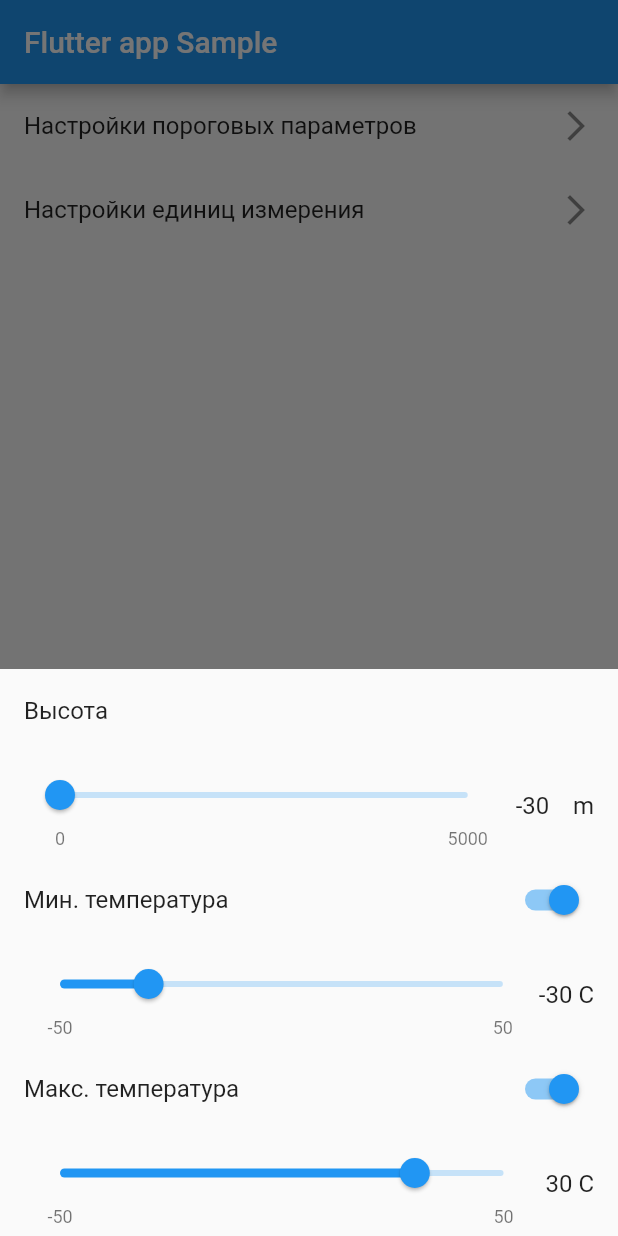
After one commit to megabayt/forecast_app, a Flutter app: the screen it shows after launch, item 5 of the bottom bar chosen, after a tap on "Настройки пороговых параметров", on a phone screen of 412 x 824 dp. The commit adds this screen. Run offline on Flutter 3.47's test engine with Material 2 defaults, Android fonts, the phone set to English and light mode, and no system bars; drawn by our look-alikes of syncfusion_flutter_sliders; our stand-ins replace bloc, copy_with_extension, flutter_bloc, flutter_dotenv, geolocator, get_it and 2 more; missing offline and left inert: syncfusion_flutter_core; generated files the repository leaves out were written again.

Commit message:
move card settings to separated tab

```diff
--- a/lib/main.dart
+++ b/lib/main.dart
@@ -4,7 +4,8 @@ import 'package:forecast_app/blocs/common_bloc/common_bloc.dart';
 import 'package:forecast_app/cubits/sun_cubit/sun_cubit.dart';
 import 'package:forecast_app/cubits/temperature_cubit/temperature_cubit.dart';
 import 'package:forecast_app/cubits/weather_cubit/weather_cubit.dart';
-import 'package:forecast_app/widgets/conditions.dart';
+import 'package:forecast_app/screens/conditions.dart';
+import 'package:forecast_app/screens/settings.dart';
 import 'package:forecast_app/services/service_locator.dart';
 import 'package:flutter_dotenv/flutter_dotenv.dart';
 import 'package:hydrated_bloc/hydrated_bloc.dart';
@@ -81,15 +82,18 @@ class _MainWidgetState extends State<MainWidget> {
     SizedBox(),
     SizedBox(),
     SizedBox(),
-    SizedBox(),
+    Settings(),
     SizedBox(),
   ];
 
-  void _onItemTapped(int index) {
-    setState(() {
-      _selectedIndex = index;
-    });
-  }
+  void Function(int) _onItemTapped(BuildContext context) => (int index) {
+        if (_selectedIndex != index) {
+          BlocProvider.of<CommonBloc>(context).add(FetchAll());
+        }
+        setState(() {
+          _selectedIndex = index;
+        });
+      };
 
   @override
   Widget build(BuildContext context) {
@@ -130,7 +134,7 @@ class _MainWidgetState extends State<MainWidget> {
         currentIndex: _selectedIndex,
         selectedItemColor: Colors.teal[100],
         unselectedItemColor: Colors.black,
-        onTap: _onItemTapped,
+        onTap: _onItemTapped(context),
       ),
     );
   }
--- /dev/null
+++ b/lib/screens/settings.dart
@@ -0,0 +1,41 @@
+import 'package:flutter/material.dart';
+import 'package:forecast_app/screens/threshold_settings.dart';
+import 'package:forecast_app/screens/unit_settings.dart';
+
+class Settings extends StatelessWidget {
+  const Settings({Key? key}) : super(key: key);
+
+  @override
+  Widget build(BuildContext context) {
+    return ListView(
+      children: [
+        ListTile(
+          trailing: const Icon(Icons.arrow_forward_ios),
+          title: const Text('Настройки пороговых параметров'),
+          onTap: () {
+            showModalBottomSheet(
+              context: context,
+              isScrollControlled: true,
+              builder: (_) {
+                return const ThresholdSettings();
+              },
+            );
+          },
+        ),
+        ListTile(
+          trailing: const Icon(Icons.arrow_forward_ios),
+          title: const Text('Настройки единиц измерения'),
+          onTap: () {
+            showModalBottomSheet(
+              context: context,
+              isScrollControlled: true,
+              builder: (_) {
+                return const UnitSettings();
+              },
+            );
+          },
+        ),
+      ],
+    );
+  }
+}
--- /dev/null
+++ b/lib/screens/threshold_settings.dart
@@ -0,0 +1,125 @@
+import 'package:flutter/material.dart';
+import 'package:flutter_bloc/flutter_bloc.dart';
+import 'package:forecast_app/cubits/temperature_cubit/temperature_cubit.dart';
+import 'package:forecast_app/enums/distance_unit.dart';
+import 'package:forecast_app/enums/temperature_unit.dart';
+import 'package:forecast_app/utils/helpers.dart';
+import 'package:syncfusion_flutter_sliders/sliders.dart';
+
+class ThresholdSettings extends StatelessWidget {
+  const ThresholdSettings({Key? key}) : super(key: key);
+
+  @override
+  Widget build(BuildContext context) {
+    return BlocBuilder<TemperatureCubit, TemperatureState>(
+      builder: (temperatureCubitContext, temperatureCubitState) {
+        return Wrap(
+          children: [
+            const ListTile(
+              title: Text('Высота'),
+            ),
+            ListTile(
+              title: Row(
+                children: [
+                  Expanded(
+                    child: SfSlider(
+                      value: temperatureCubitState.height,
+                      min: convertToDistanceUnit(0, DistanceUnit.meters,
+                              temperatureCubitState.distanceUnit)
+                          .floorToDouble(),
+                      max: convertToDistanceUnit(5000, DistanceUnit.meters,
+                              temperatureCubitState.distanceUnit)
+                          .floorToDouble(),
+                      showLabels: true,
+                      onChanged: (newValue) {
+                        context.read<TemperatureCubit>().onChangeHeight(
+                              newValue,
+                            );
+                      },
+                    ),
+                  ),
+                  Text((temperatureCubitState.height)
+                          .floor()
+                          .toString()
+                          .padLeft(5, ' ') +
+                      ' ${temperatureCubitState.distanceUnit == DistanceUnit.meters ? 'm' : 'feet'}'
+                          .padLeft(5, ' ')),
+                ],
+              ),
+            ),
+            SwitchListTile(
+              title: const Text('Мин. температура'),
+              value: temperatureCubitState.minOn,
+              onChanged: (_) {
+                context.read<TemperatureCubit>().onToggleMin();
+              },
+            ),
+            ListTile(
+              title: Row(
+                children: [
+                  Expanded(
+                    child: SfSlider(
+                      value: temperatureCubitState.min,
+                      min: convertToTemperatureUnit(
+                          -50,
+                          TemperatureUnit.celsius,
+                          temperatureCubitState.temperatureUnit),
+                      max: convertToTemperatureUnit(50, TemperatureUnit.celsius,
+                          temperatureCubitState.temperatureUnit),
+                      showLabels: true,
+                      onChanged: (newValue) {
+                        context.read<TemperatureCubit>().onChangeMin(
+                              newValue,
+                            );
+                      },
+                    ),
+                  ),
+                  Text((temperatureCubitState.min)
+                          .floor()
+                          .toString()
+                          .padLeft(3, ' ') +
+                      ' ${temperatureCubitState.temperatureUnit == TemperatureUnit.celsius ? 'C' : 'F'}'),
+                ],
+              ),
+            ),
+            SwitchListTile(
+              title: const Text('Макс. температура'),
+              value: temperatureCubitState.maxOn,
+              onChanged: (_) {
+                context.read<TemperatureCubit>().onToggleMax();
+              },
+            ),
+            ListTile(
+              title: Row(
+                children: [
+                  Expanded(
+                    child: SfSlider(
+                      value: temperatureCubitState.max,
+                      min: convertToTemperatureUnit(
+                          -50,
+                          TemperatureUnit.celsius,
+                          temperatureCubitState.temperatureUnit),
+                      max: convertToTemperatureUnit(50, TemperatureUnit.celsius,
+                          temperatureCubitState.temperatureUnit),
+                      showLabels: true,
+                      onChanged: (newValue) {
+                        context.read<TemperatureCubit>().onChangeMax(
+                              newValue,
+                            );
+                      },
+                    ),
+                  ),
+                  Text((temperatureCubitState.max)
+                          .floor()
+                          .toString()
+                          .padLeft(3, ' ') +
+                      ' ${temperatureCubitState.temperatureUnit == TemperatureUnit.celsius ? 'C' : 'F'}'),
+                ],
+              ),
+            ),
+          ],
+        );
+      },
+    );
+  }
+}
```
Also changed, not shown: lib/screens/unit_settings.dart (added, +78 -0 lines), lib/widgets/temperature.dart (+1 -13 lines), lib/widgets/temperature_bottom_sheet.dart (deleted, +0 -191 lines), lib/screens/conditions.dart (renamed from lib/widgets/conditions.dart).
